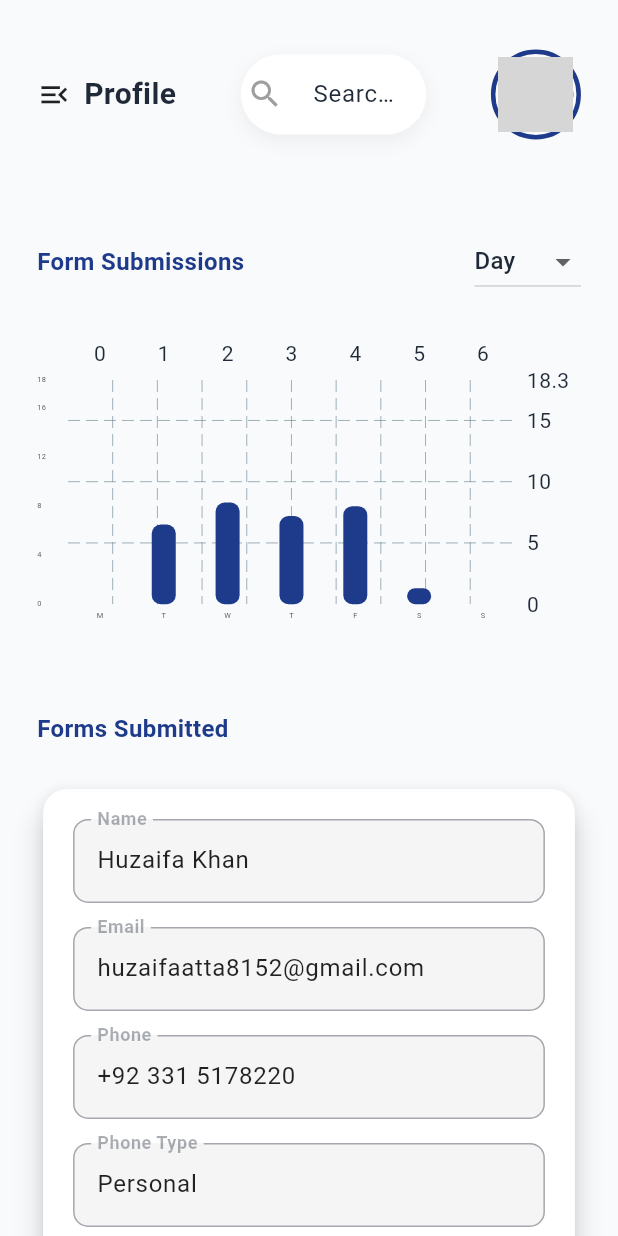
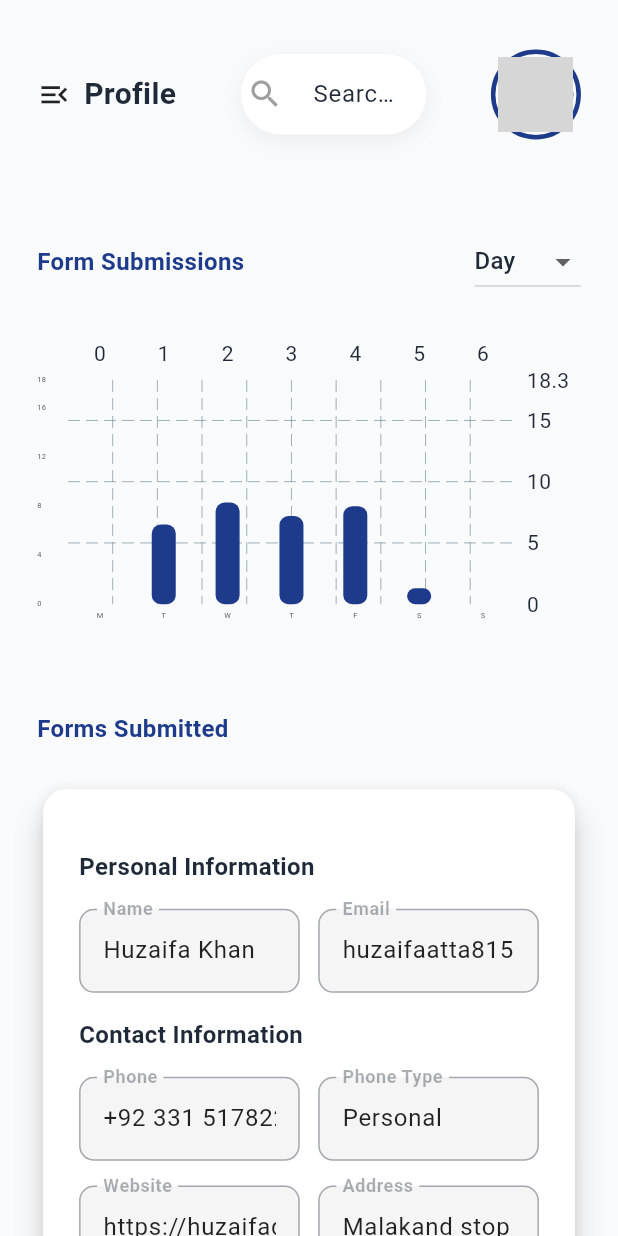
Before and after one commit to huzaifa-huzzi/Project_Lead, a Flutter app: the HomeScreen screen opened directly, on a phone screen of 412 x 824 dp. Run offline on Flutter 3.47's test engine with Material 3 defaults, Android fonts, the phone set to English and light mode, and no system bars; drawn by our look-alikes of fl_chart; our stand-ins replace flutter_feather_icons, get, intl_phone_field, loading_indicator; grey boxes are pictures that could not be loaded.

Commit message:
More Changes in the Design

```diff
--- a/lib/View/Home/HomeScreen.dart
+++ b/lib/View/Home/HomeScreen.dart
@@ -70,7 +70,7 @@ class HomeScreen extends StatelessWidget {
 
                 const Spacer(),
 
-                /// Profile Image + Email
+                /// Profile Image
                 PopupMenuButton<String>(
                   onSelected: (value) {},
                   itemBuilder: (context) => [
@@ -177,27 +177,72 @@ class HomeScreen extends StatelessWidget {
               elevation: 8,
               shape: RoundedRectangleBorder(borderRadius: BorderRadius.circular(16)),
               child: Padding(
-                padding: const EdgeInsets.all(20),
+                padding: const EdgeInsets.all(24.0),
                 child: Column(
                   crossAxisAlignment: CrossAxisAlignment.start,
                   children: [
 
-                    _readonlyField("Name", "Huzaifa Khan"),
-                    _readonlyField("Email", "huzaifaatta8152@gmail.com"),
-                    _readonlyField("Phone", "+92 331 5178220"),
-                    _readonlyField("Phone Type", "Personal"),
-                    _readonlyField("Website", "https://huzaifadev.com"),
-                    _readonlyField("Address", "Malakand stop near Wah General Hospital"),
-                    _readonlyField("Suburb", "Wah Cantt"),
-                    _readonlyField("State", "Punjab"),
-                    _readonlyField("Country", "Pakistan"),
-                    _readonlyField("Zip Code", "4400"),
+                     SizedBox(height: SizingConfig.height(0.02)),
+
+                    /// Section: Personal Information
+                    Text("Personal Information",
+                        style: TextStyle(fontSize: 16, fontWeight: FontWeight.w600,)),
+                     SizedBox(height: SizingConfig.height(0.02)),
+                    Row(
+                      children: [
+                        Expanded(child: _readonlyField("Name", "Huzaifa Khan")),
+                         SizedBox(width: SizingConfig.width(0.03)),
+                        Expanded(child: _readonlyField("Email", "huzaifaatta8152@gmail.com")),
+                      ],
+                    ),
+
+                     SizedBox(height: SizingConfig.height(0.02)),
+
+                    /// Section: Contact Information
+                    Text("Contact Information",
+                        style: TextStyle(fontSize: 16, fontWeight: FontWeight.w600,)),
+                     SizedBox(height:SizingConfig.height(0.02)),
+                    Row(
+                      children: [
+                        Expanded(child: _readonlyField("Phone", "+92 331 5178220")),
+                         SizedBox(width: SizingConfig.width(0.03)),
+                        Expanded(child: _readonlyField("Phone Type", "Personal")),
+                      ],
+                    ),
+                     SizedBox(height: SizingConfig.height(0.02)),
+                    Row(
+                      children: [
+                        Expanded(child: _readonlyField("Website", "https://huzaifadev.com")),
+                         SizedBox(width: SizingConfig.width(0.03)),
+                        Expanded(child: _readonlyField("Address", "Malakand stop near Wah General Hospital")),
+                      ],
+                    ),
+
+                     SizedBox(height: SizingConfig.height(0.02)),
+
+                    /// Section: Location Information
+                    Text("Location Information",
+                        style: TextStyle(fontSize: 16, fontWeight: FontWeight.w600)),
+                    const SizedBox(height: 16),
+                    Row(
+                      children: [
+                        Expanded(child: _readonlyField("Suburb", "Wah Cantt")),
+                         SizedBox(width: SizingConfig.width(0.03)),
+                        Expanded(child: _readonlyField("State", "Punjab")),
+                      ],
+                    ),
+                     SizedBox(height: SizingConfig.height(0.02)),
+                    Row(
+                      children: [
+                        Expanded(child: _readonlyField("Country", "Pakistan")),
+                         SizedBox(width: SizingConfig.width(0.03)),
+                        Expanded(child: _readonlyField("Zip Code", "4400")),
+                      ],
+                    ),
                   ],
                 ),
               ),
-            ),
-
-
+            )
 
           ],
         ),
@@ -206,22 +251,17 @@ class HomeScreen extends StatelessWidget {
   }
 
   Widget _readonlyField(String label, String value) {
-    return Padding(
-      padding: const EdgeInsets.only(bottom: 16.0),
-      child: TextFormField(
+    return TextFormField(
       initialValue: value,
       enabled: false,
       decoration: InputDecoration(
         labelText: label,
-          labelStyle: TextStyle(fontWeight: FontWeight.bold),
-          border: OutlineInputBorder(
-            borderRadius: BorderRadius.circular(10),
-          ),
+        labelStyle: const TextStyle(fontWeight: FontWeight.bold),
+        border: OutlineInputBorder(borderRadius: BorderRadius.circular(10)),
         filled: true,
         fillColor: Colors.grey.shade100,
       ),
-        style: TextStyle(color: Colors.black87),
-      ),
+      style: const TextStyle(color: Colors.black87),
     );
   }
 
@@ -230,4 +270,6 @@ class HomeScreen extends StatelessWidget {
 
 
 
+
+
 }
```
Also changed, not shown: lib/View/Form/Widgets/FormFillingButtonWidgets.dart (+44 -12 lines). Lines whose indentation alone changed are shown as unchanged.
